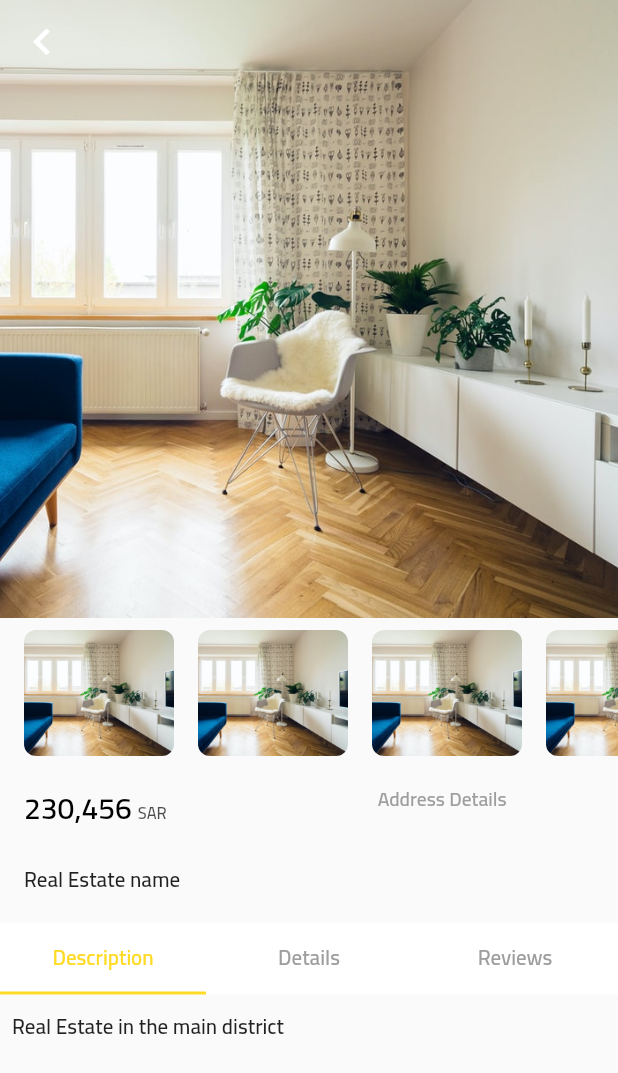
After one commit to MAbolmaaty/Aeqarat-flutter, a Flutter app: the RealEstateScreen screen opened directly, on a phone screen of 412 x 824 dp. The commit adds this screen. Shown: the top 1073 px of the screen. Run offline on Flutter 3.47's test engine with Material 2 defaults, Android fonts, the phone set to English and light mode, and no system bars; our stand-ins replace country_code_picker, google_maps_flutter, image_picker, shared_preferences; accounts and stored records are empty; generated files the repository leaves out were written again.

Commit message:
building raal estate screen

```diff
--- /dev/null
+++ b/lib/src/models/real_estate_detail_item_model.dart
@@ -0,0 +1,11 @@
+import 'package:flutter/material.dart';
+
+class RealEstateDetailItemModel{
+  Icon icon;
+  String detail;
+  String hint;
+  String value;
+
+  RealEstateDetailItemModel({this.icon, this.detail, this.hint, this.value});
+
+}
--- a/lib/src/screens/bottom_nav_screen.dart
+++ b/lib/src/screens/bottom_nav_screen.dart
@@ -2,7 +2,7 @@
 import 'package:aeqarat/src/screens/home_screen.dart';
 import 'package:aeqarat/src/screens/notifications_screen.dart';
 import 'package:aeqarat/src/screens/profile_screen.dart';
-import 'package:aeqarat/src/screens/realestates_screen.dart';
+import 'package:aeqarat/src/screens/real_estates_screen.dart';
 import 'package:aeqarat/src/screens/settings_screen.dart';
 import 'package:flutter/material.dart';
 
--- a/lib/src/screens/home_screen.dart
+++ b/lib/src/screens/home_screen.dart
@@ -2,6 +2,7 @@ import 'dart:typed_data';
 import 'dart:ui' as ui;
 
 import 'package:aeqarat/src/models/real_estates_response_model.dart';
+import 'package:aeqarat/src/screens/real_estate_screen.dart';
 import 'package:aeqarat/src/utils/localization/app_locale.dart';
 import 'package:aeqarat/src/utils/networking/real_estates_api.dart';
 import 'package:flutter/cupertino.dart';
@@ -78,6 +79,7 @@ class _HomeScreenState extends State<HomeScreen> {
             markers: _markersOnMap,
             myLocationButtonEnabled: false,
             myLocationEnabled: false,
+            mapToolbarEnabled: false,
           ),
           ///////////////////////////////// Search Delegate
           Align(
@@ -462,14 +464,13 @@ class _HomeScreenState extends State<HomeScreen> {
       _allMarkers.clear();
       for (final realEstate in realEstates) {
         final marker = Marker(
-          markerId: MarkerId(realEstate.title),
-          position: LatLng(double.parse(realEstate.latitude),
-              double.parse(realEstate.longitude)),
-          icon: BitmapDescriptor.fromBytes(markerIcon),
-          onTap: (){
-
-          }
-        );
+            markerId: MarkerId(realEstate.title),
+            position: LatLng(double.parse(realEstate.latitude),
+                double.parse(realEstate.longitude)),
+            icon: BitmapDescriptor.fromBytes(markerIcon),
+            onTap: () {
+              Navigator.of(context).push(RealEstateScreen.route());
+            },);
         _allMarkers[realEstate.sId] = marker;
         switch (realEstate.status) {
           case 'rent':
@@ -741,7 +742,8 @@ class _HomeScreenState extends State<HomeScreen> {
                       child: Stack(children: <Widget>[
                         Align(
                           alignment: locale.locale == Locale('en')
-                              ? Alignment.topLeft : Alignment.topRight,
+                              ? Alignment.topLeft
+                              : Alignment.topRight,
                           child: Padding(
                               padding: EdgeInsets.only(left: 10.0, right: 10.0),
                               child: Text(AppLocalizations.of(context).price)),
@@ -779,8 +781,9 @@ class _HomeScreenState extends State<HomeScreen> {
                           border: Border.all(color: const Color(0xffE3E3E6))),
                       child: Stack(children: <Widget>[
                         Align(
-                      alignment: locale.locale == Locale('en')
-                          ? Alignment.topLeft : Alignment.topRight,
+                          alignment: locale.locale == Locale('en')
+                              ? Alignment.topLeft
+                              : Alignment.topRight,
                           child: Padding(
                               padding: EdgeInsets.only(left: 10.0, right: 10.0),
                               child:
@@ -847,7 +850,9 @@ class _HomeScreenState extends State<HomeScreen> {
                                         color: const Color(0xffECECEC),
                                         borderRadius: BorderRadius.all(
                                             Radius.circular(10.0))),
-                                    child: Center(child: Text(AppLocalizations.of(context).reset))),
+                                    child: Center(
+                                        child: Text(AppLocalizations.of(context)
+                                            .reset))),
                               )),
                         ],
                       )),
--- /dev/null
+++ b/lib/src/screens/real_estate_description_screen.dart
@@ -0,0 +1,20 @@
+import 'package:flutter/material.dart';
+
+class RealEstateDescriptionScreen extends StatefulWidget {
+  @override
+  _RealEstateDescriptionScreenState createState() =>
+      _RealEstateDescriptionScreenState();
+}
+
+class _RealEstateDescriptionScreenState
+    extends State<RealEstateDescriptionScreen> {
+  @override
+  Widget build(BuildContext context) {
+    return Scaffold(
+      body: SingleChildScrollView(
+        padding: EdgeInsets.all(8.0),
+        child: Text('Real Estate in the main district'),
+      ),
+    );
+  }
+}
--- a/lib/src/screens/real_estate_details_screen.dart
+++ b/lib/src/screens/real_estate_details_screen.dart
@@ -1,16 +1,22 @@
+import 'package:aeqarat/src/models/real_estate_detail_item_model.dart';
 import 'package:flutter/material.dart';
 
 class RealEstateDetailsScreen extends StatefulWidget {
-
   @override
   _RealEstateDetailsScreenState createState() =>
       _RealEstateDetailsScreenState();
 }
 
 class _RealEstateDetailsScreenState extends State<RealEstateDetailsScreen> {
+  List<RealEstateDetailItemModel> realEstateDetailsItems =
+      <RealEstateDetailItemModel>[
+    RealEstateDetailItemModel(icon: Icon(Icons.reorder_outlined), detail: 'Ad Number', value: '8754')
+  ];
+
   @override
   Widget build(BuildContext context) {
-    // TODO: implement build
-    throw UnimplementedError();
+    return Scaffold(
+      body: ListView.builder(itemBuilder: null),
+    );
   }
 }
--- /dev/null
+++ b/lib/src/screens/real_estate_reviews_screen.dart
@@ -0,0 +1,14 @@
+import 'package:flutter/material.dart';
+
+class RealEstateReviewsScreen extends StatefulWidget {
+  @override
+  _RealEstateReviewsScreenState createState() =>
+      _RealEstateReviewsScreenState();
+}
+
+class _RealEstateReviewsScreenState extends State<RealEstateReviewsScreen> {
+  @override
+  Widget build(BuildContext context) {
+    return Scaffold();
+  }
+}
--- /dev/null
+++ b/lib/src/screens/real_estate_screen.dart
@@ -0,0 +1,167 @@
+import 'package:flutter/material.dart';
+import 'package:flutter_gen/gen_l10n/app_localizations.dart';
+import 'package:aeqarat/src/screens/real_estate_description_screen.dart';
+import 'package:aeqarat/src/screens/real_estate_details_screen.dart';
+import 'package:aeqarat/src/screens/real_estate_reviews_screen.dart';
+
+class RealEstateScreen extends StatefulWidget {
+  static Route<dynamic> route() =>
+      MaterialPageRoute(builder: (context) => RealEstateScreen());
+
+  @override
+  _RealEstateScreenState createState() =>
+      _RealEstateScreenState();
+}
+
+class _RealEstateScreenState extends State<RealEstateScreen> {
+  @override
+  Widget build(BuildContext context) {
+    return Scaffold(
+      body: CustomScrollView(
+        slivers: <Widget>[
+          SliverAppBar(
+            leading: Icon(
+              Icons.chevron_left,
+              size: 35,
+              color: Colors.white,
+            ),
+            expandedHeight: MediaQuery.of(context).size.height / 2,
+            flexibleSpace: Stack(
+              children: <Widget>[
+                Positioned.fill(
+                    child: Image.asset(
+                  'assets/images/apartment.jpg',
+                  fit: BoxFit.cover,
+                ))
+              ],
+            ),
+          ),
+          SliverList(
+            delegate: SliverChildListDelegate(<Widget>[
+              Container(
+                height: 100,
+                child: ListView.builder(
+                    padding: const EdgeInsets.all(8.0),
+                    itemCount: 10,
+                    scrollDirection: Axis.horizontal,
+                    itemBuilder: (BuildContext context, int index) {
+                      return GestureDetector(
+                        child: Container(
+                          height: 100,
+                          width: 100,
+                          margin: EdgeInsets.only(right: 8.0, left: 8.0),
+                          decoration: BoxDecoration(
+                              color: Colors.white,
+                              image: DecorationImage(
+                                  image:
+                                      AssetImage('assets/images/apartment.jpg'),
+                                  fit: BoxFit.cover),
+                              borderRadius:
+                                  BorderRadius.all(Radius.circular(8.0))),
+                        ),
+                      );
+                    }),
+              ),
+              Container(
+                margin: EdgeInsets.only(
+                  left: 16.0,
+                  right: 16.0,
+                  top: 8.0,
+                ),
+                child: Stack(
+                  children: <Widget>[
+                    Align(
+                      alignment: Alignment.topLeft,
+                      child: Container(
+                        width: MediaQuery.of(context).size.width * 0.55,
+                        child: Wrap(
+                          crossAxisAlignment: WrapCrossAlignment.center,
+                          children: [
+                            Text(
+                              '230,456',
+                              style: TextStyle(
+                                  color: Colors.black,
+                                  fontSize: 20,
+                                  fontWeight: FontWeight.w700),
+                            ),
+                            Padding(
+                              padding: const EdgeInsets.only(
+                                  left: 4.0, right: 4.0, top: 8.0),
+                              child: Text(
+                                'SAR',
+                                style: TextStyle(
+                                  color: Colors.black.withOpacity(0.7),
+                                  fontSize: 11,
+                                ),
+                              ),
+                            )
+                          ],
+                        ),
+                      ),
+                    ),
+                    Align(
+                      alignment: Alignment.centerRight,
+                      child: Container(
+                        width: MediaQuery.of(context).size.width * 0.35,
+                        child: Text(
+                          'Address Details',
+                          style: TextStyle(
+                            color: Colors.grey,
+                            fontSize: 13,
+                          ),
+                        ),
+                      ),
+                    ),
+                  ],
+                ),
+              ),
+              Padding(
+                padding: const EdgeInsets.all(16.0),
+                child: Text('Real Estate name'),
+              ),
+              DefaultTabController(
+                length: 3,
+                child: Column(
+                  children: <Widget>[
+                    Container(
+                      constraints: BoxConstraints(maxHeight: 150.0),
+                      child: Material(
+                        color: Colors.white,
+                        child: TabBar(
+                          unselectedLabelColor: Colors.grey,
+                          labelColor: const Color(0xFFFFDB27),
+                          indicatorColor: const Color(0xFFFFDB27),
+                          tabs: [
+                            Tab(
+                              text: AppLocalizations.of(context).description,
+                            ),
+                            Tab(
+                              text: AppLocalizations.of(context).details,
+                            ),
+                            Tab(
+                              text: AppLocalizations.of(context).reviews,
+                            ),
+                          ],
+                        ),
+                      ),
+                    ),
+                    Container(
+                      height: MediaQuery.of(context).size.height * 0.50,
+                      child: TabBarView(
+                        children: <Widget>[
+                          RealEstateDescriptionScreen(),
+                          RealEstateDetailsScreen(),
+                          RealEstateReviewsScreen(),
+                        ],
+                      ),
+                    ),
+                  ],
+                ),
+              )
+            ]),
+          )
+        ],
+      ),
+    );
+  }
+}
--- a/lib/src/utils/localization/l10n/app_ar.arb
+++ b/lib/src/utils/localization/l10n/app_ar.arb
@@ -356,5 +356,17 @@
   "haveAccount": "لديك حساب بالفعل...",
   "@haveAccount": {
     "description": ""
+  },
+  "description": "الوصف",
+  "@description": {
+    "description": ""
+  },
+  "details": "التفاصيل",
+  "@details": {
+    "description": ""
+  },
+  "reviews": "الاراء",
+  "@reviews": {
+    "description": ""
   }
 }
--- a/lib/src/utils/localization/l10n/app_en.arb
+++ b/lib/src/utils/localization/l10n/app_en.arb
@@ -356,5 +356,17 @@
   "haveAccount": "Have Account...",
   "@haveAccount": {
     "description": ""
+  },
+  "description": "Description",
+  "@description": {
+    "description": ""
+  },
+  "details": "Details",
+  "@details": {
+    "description": ""
+  },
+  "reviews": "Reviews",
+  "@reviews": {
+    "description": ""
   }
 }
```
Also changed, not shown: assets/images/apartment.jpg (added), lib/src/screens/real_estates_screen.dart (renamed from lib/src/screens/realestates_screen.dart), pubspec.lock.
